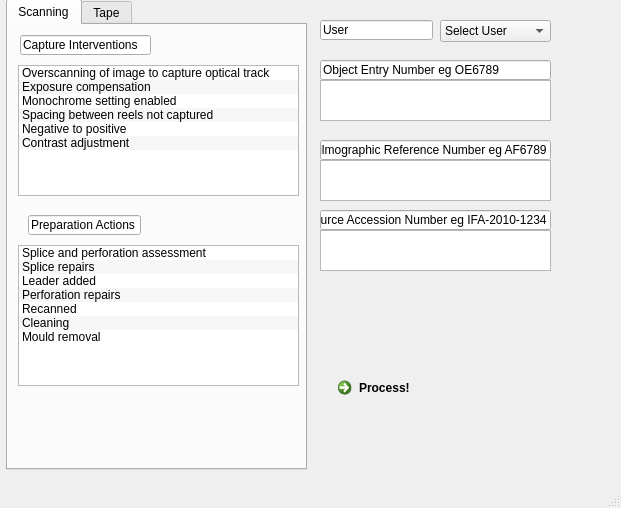
kieranjol/IFIscripts, file premisgui.ui: the form before one commit.
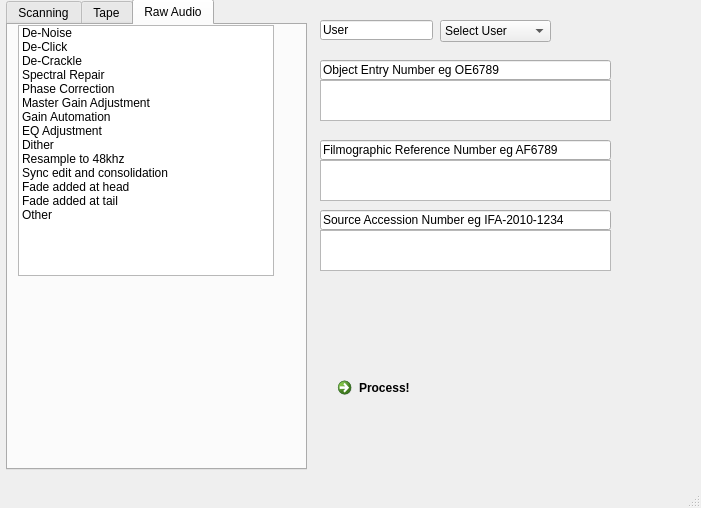
The form after the commit.

Commit message: premis - UI adjustments/raw audio placeholder list/some revtmd placeholder revisions

```diff
--- a/premisgui.ui
+++ b/premisgui.ui
@@ -6,7 +6,7 @@
    <rect>
     <x>0</x>
     <y>0</y>
-    <width>621</width>
+    <width>701</width>
     <height>508</height>
    </rect>
   </property>
@@ -24,7 +24,7 @@
      </rect>
     </property>
     <property name="currentIndex">
-     <number>0</number>
+     <number>2</number>
     </property>
     <widget class="QWidget" name="tab">
      <attribute name="title">
@@ -40,7 +40,7 @@
        </rect>
       </property>
       <property name="alternatingRowColors">
-       <bool>true</bool>
+       <bool>false</bool>
       </property>
       <property name="selectionMode">
        <enum>QAbstractItemView::MultiSelection</enum>
@@ -84,7 +84,7 @@
        <rect>
         <x>12</x>
         <y>10</y>
-        <width>131</width>
+        <width>161</width>
         <height>20</height>
        </rect>
       </property>
@@ -102,7 +102,7 @@
        </rect>
       </property>
       <property name="alternatingRowColors">
-       <bool>true</bool>
+       <bool>false</bool>
       </property>
       <property name="selectionMode">
        <enum>QAbstractItemView::MultiSelection</enum>
@@ -148,7 +148,7 @@
        <rect>
         <x>20</x>
         <y>190</y>
-        <width>113</width>
+        <width>141</width>
         <height>20</height>
        </rect>
       </property>
@@ -167,6 +167,94 @@
       <string>Tape</string>
      </attribute>
     </widget>
+    <widget class="QWidget" name="rawAudioTab">
+     <attribute name="title">
+      <string>Raw Audio</string>
+     </attribute>
+     <widget class="QListWidget" name="listWidget">
+      <property name="geometry">
+       <rect>
+        <x>10</x>
+        <y>0</y>
+        <width>256</width>
+        <height>251</height>
+       </rect>
+      </property>
+      <property name="selectionMode">
+       <enum>QAbstractItemView::MultiSelection</enum>
+      </property>
+      <item>
+       <property name="text">
+        <string>De-Noise</string>
+       </property>
+      </item>
+      <item>
+       <property name="text">
+        <string>De-Click</string>
+       </property>
+      </item>
+      <item>
+       <property name="text">
+        <string>De-Crackle</string>
+       </property>
+      </item>
+      <item>
+       <property name="text">
+        <string>Spectral Repair</string>
+       </property>
+      </item>
+      <item>
+       <property name="text">
+        <string>Phase Correction</string>
+       </property>
+      </item>
+      <item>
+       <property name="text">
+        <string>Master Gain Adjustment</string>
+       </property>
+      </item>
+      <item>
+       <property name="text">
+        <string>Gain Automation</string>
+       </property>
+      </item>
+      <item>
+       <property name="text">
+        <string>EQ Adjustment</string>
+       </property>
+      </item>
+      <item>
+       <property name="text">
+        <string>Dither</string>
+       </property>
+      </item>
+      <item>
+       <property name="text">
+        <string>Resample to 48khz</string>
+       </property>
+      </item>
+      <item>
+       <property name="text">
+        <string>Sync edit and consolidation</string>
+       </property>
+      </item>
+      <item>
+       <property name="text">
+        <string>Fade added at head</string>
+       </property>
+      </item>
+      <item>
+       <property name="text">
+        <string>Fade added at tail</string>
+       </property>
+      </item>
+      <item>
+       <property name="text">
+        <string>Other</string>
+       </property>
+      </item>
+     </widget>
+    </widget>
    </widget>
    <widget class="QComboBox" name="userComboBox">
     <property name="geometry">
@@ -216,7 +304,7 @@
      <rect>
       <x>320</x>
       <y>80</y>
-      <width>231</width>
+      <width>291</width>
       <height>41</height>
      </rect>
     </property>
@@ -235,7 +323,7 @@
      <rect>
       <x>320</x>
       <y>160</y>
-      <width>231</width>
+      <width>291</width>
       <height>41</height>
      </rect>
     </property>
@@ -245,7 +333,7 @@
      <rect>
       <x>320</x>
       <y>230</y>
-      <width>231</width>
+      <width>291</width>
       <height>41</height>
      </rect>
     </property>
@@ -255,7 +343,7 @@
      <rect>
       <x>320</x>
       <y>60</y>
-      <width>231</width>
+      <width>291</width>
       <height>20</height>
      </rect>
     </property>
@@ -268,7 +356,7 @@
      <rect>
       <x>320</x>
       <y>140</y>
-      <width>231</width>
+      <width>291</width>
       <height>20</height>
      </rect>
     </property>
@@ -281,7 +369,7 @@
      <rect>
       <x>320</x>
       <y>210</y>
-      <width>231</width>
+      <width>291</width>
       <height>20</height>
      </rect>
     </property>
```
Left out of the diff: 13 changed lines with no effect on the pictures. The commit also changes 3 other files.
